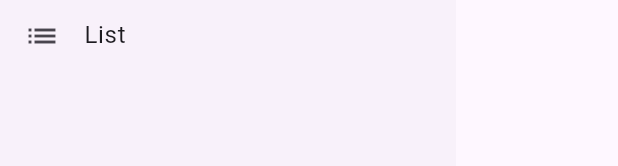
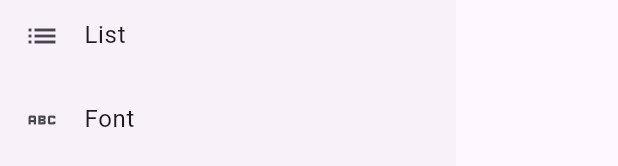
Before and after one commit to IvoneDjaja/flutter-doc, a Flutter app: the MainDrawer widget shown alone on an empty page, opened directly, on a phone screen of 412 x 824 dp. Shown: the part 344-510 px from the top of the screen. Run offline on Flutter 3.47's test engine with Material 2 defaults, Android fonts, the phone set to English and light mode, and no system bars; our stand-ins replace flutter_riverpod, go_router.

Commit message:
:sparkles: Add font page

```diff
--- a/lib/drawer.dart
+++ b/lib/drawer.dart
@@ -27,6 +27,13 @@ class MainDrawer extends StatelessWidget {
               context.go('/list');
             },
           ),
+          ListTile(
+            leading: const Icon(Icons.abc),
+            title: const Text('Font'),
+            onTap: () {
+              context.go('/font');
+            },
+          ),
         ],
       ),
     );
--- a/lib/main.dart
+++ b/lib/main.dart
@@ -1,4 +1,5 @@
 import 'package:flutter/material.dart';
+import 'package:flutter_project/pages/font.dart';
 import 'package:flutter_project/pages/home.dart';
 import 'package:flutter_project/pages/list.dart';
 import 'package:flutter_riverpod/flutter_riverpod.dart';
@@ -27,6 +28,10 @@ class MyApp extends StatelessWidget {
           path: '/list',
           builder: (context, state) => const ListPage(),
         ),
+        GoRoute(
+          path: '/font',
+          builder: (context, state) => const FontPage(),
+        ),
       ],
     );
     return MaterialApp.router(
```
Also changed, not shown: lib/pages/font.dart (added, +51 -0 lines), pubspec.yaml (+10 -12 lines), assets/fonts/Roboto-Bold.ttf (added), assets/fonts/Roboto-Light.ttf (added), assets/fonts/Roboto-Medium.ttf (added), assets/fonts/Roboto-Regular.ttf (added).
